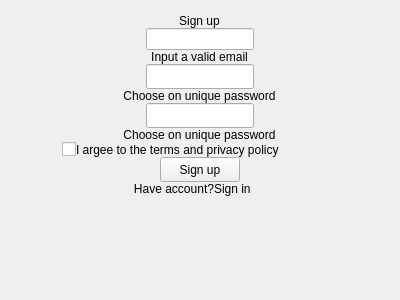
This is ui/SignUpScreen.ui in demlabs-cellframe/dap-ui-sdk as Qt 5 draws it before an edit. The edited form follows.
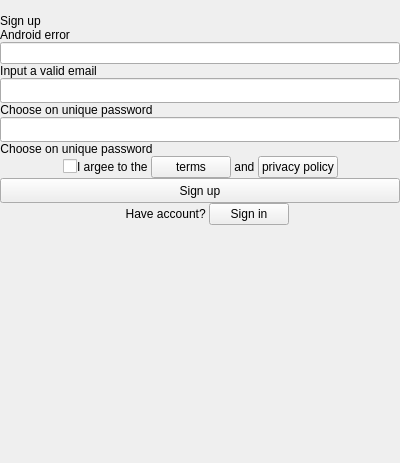
This is the edited form. Custom widgets are drawn as their Qt base class.

Commit message: [+] New screen for android

Diff of the .ui file:
```diff
--- a/ui/SignUpScreen.ui
+++ b/ui/SignUpScreen.ui
@@ -7,7 +7,7 @@
     <x>0</x>
     <y>0</y>
     <width>400</width>
-    <height>300</height>
+    <height>463</height>
    </rect>
   </property>
   <property name="minimumSize">
@@ -19,7 +19,7 @@
   <property name="windowTitle">
    <string>Form</string>
   </property>
-  <layout class="QVBoxLayout" name="verticalLayout">
+  <layout class="QVBoxLayout" name="verticalLayout_4">
    <property name="spacing">
     <number>0</number>
    </property>
@@ -35,7 +35,18 @@
    <property name="bottomMargin">
     <number>0</number>
    </property>
-   <item alignment="Qt::AlignHCenter">
+   <item>
+    <layout class="QVBoxLayout" name="vltMainSignUp">
+     <property name="spacing">
+      <number>0</number>
+     </property>
+     <property name="topMargin">
+      <number>0</number>
+     </property>
+     <property name="bottomMargin">
+      <number>0</number>
+     </property>
+     <item>
     <widget class="QLabel" name="lblLogo">
      <property name="sizePolicy">
       <sizepolicy hsizetype="Fixed" vsizetype="Fixed">
@@ -45,8 +56,8 @@
      </property>
     </widget>
    </item>
-   <item alignment="Qt::AlignHCenter">
-    <widget class="QLabel" name="lbCaption">
+     <item>
+      <widget class="QLabel" name="lblCaption">
      <property name="sizePolicy">
       <sizepolicy hsizetype="Fixed" vsizetype="Preferred">
        <horstretch>0</horstretch>
@@ -61,10 +72,27 @@
      </property>
     </widget>
    </item>
-   <item alignment="Qt::AlignHCenter">
-    <widget class="QLineEdit" name="edtEmail">
+     <item>
+      <widget class="QLabel" name="lblAndroidError">
+       <property name="text">
+        <string>Android error</string>
+       </property>
+      </widget>
+     </item>
+     <item>
+      <widget class="QWidget" name="wgtAndroidError" native="true">
+       <property name="maximumSize">
+        <size>
+         <width>16777215</width>
+         <height>0</height>
+        </size>
+       </property>
+      </widget>
+     </item>
+     <item>
+      <widget class="CustomLineEdit" name="edtEmail">
      <property name="sizePolicy">
-      <sizepolicy hsizetype="Fixed" vsizetype="Fixed">
+        <sizepolicy hsizetype="Preferred" vsizetype="Fixed">
        <horstretch>0</horstretch>
        <verstretch>0</verstretch>
       </sizepolicy>
@@ -80,7 +108,7 @@
    <item>
     <widget class="QWidget" name="wgtEmailBottom" native="true"/>
    </item>
-   <item alignment="Qt::AlignHCenter">
+     <item>
     <widget class="QLabel" name="lblEmailError">
      <property name="sizePolicy">
       <sizepolicy hsizetype="Fixed" vsizetype="Fixed">
@@ -97,12 +125,9 @@
     </widget>
    </item>
    <item>
-    <widget class="QWidget" name="wgtFirstPasswordTop" native="true"/>
-   </item>
-   <item alignment="Qt::AlignHCenter">
-    <widget class="QLineEdit" name="edtPassword">
+      <widget class="CustomPasswordLineEdit" name="edtPassword">
      <property name="sizePolicy">
-      <sizepolicy hsizetype="Fixed" vsizetype="Fixed">
+        <sizepolicy hsizetype="Preferred" vsizetype="Fixed">
        <horstretch>0</horstretch>
        <verstretch>0</verstretch>
       </sizepolicy>
@@ -119,9 +144,9 @@
     </widget>
    </item>
    <item>
-    <widget class="QWidget" name="wgtFirsPasswordBottom" native="true"/>
-   </item>
-   <item alignment="Qt::AlignHCenter">
+      <widget class="QWidget" name="wgtFirstPasswordBottom" native="true"/>
+     </item>
+     <item>
     <widget class="QLabel" name="lblPasswordError">
      <property name="sizePolicy">
       <sizepolicy hsizetype="Fixed" vsizetype="Fixed">
@@ -138,12 +163,9 @@
     </widget>
    </item>
    <item>
-    <widget class="QWidget" name="wgtSecondPasswordTop" native="true"/>
-   </item>
-   <item alignment="Qt::AlignHCenter">
-    <widget class="QLineEdit" name="edtRptPassword">
+      <widget class="CustomPasswordLineEdit" name="edtRptPassword">
      <property name="sizePolicy">
-      <sizepolicy hsizetype="Fixed" vsizetype="Fixed">
+        <sizepolicy hsizetype="Preferred" vsizetype="Fixed">
        <horstretch>0</horstretch>
        <verstretch>0</verstretch>
       </sizepolicy>
@@ -162,7 +184,7 @@
    <item>
     <widget class="QWidget" name="wgtSecondPasswordBottom" native="true"/>
    </item>
-   <item alignment="Qt::AlignHCenter">
+     <item>
     <widget class="QLabel" name="lblRptPasswordError">
      <property name="sizePolicy">
       <sizepolicy hsizetype="Fixed" vsizetype="Fixed">
@@ -178,15 +200,15 @@
      </property>
     </widget>
    </item>
-   <item alignment="Qt::AlignHCenter">
+     <item>
     <widget class="QWidget" name="wgtInfo" native="true">
      <property name="sizePolicy">
-      <sizepolicy hsizetype="Fixed" vsizetype="Fixed">
+        <sizepolicy hsizetype="Preferred" vsizetype="Preferred">
        <horstretch>0</horstretch>
        <verstretch>0</verstretch>
       </sizepolicy>
      </property>
-     <layout class="QHBoxLayout" name="horizontalLayout_3">
+       <layout class="QHBoxLayout" name="horizontalLayout_5">
       <property name="spacing">
        <number>0</number>
       </property>
@@ -202,8 +224,18 @@
       <property name="bottomMargin">
        <number>0</number>
       </property>
-      <item alignment="Qt::AlignRight">
-       <widget class="QCheckBox" name="cbInfo">
+        <item>
+         <widget class="QWidget" name="wgtLeftMargin" native="true">
+          <property name="sizePolicy">
+           <sizepolicy hsizetype="Expanding" vsizetype="Preferred">
+            <horstretch>0</horstretch>
+            <verstretch>0</verstretch>
+           </sizepolicy>
+          </property>
+         </widget>
+        </item>
+        <item alignment="Qt::AlignLeft">
+         <widget class="QCheckBox" name="chbInfo">
         <property name="sizePolicy">
          <sizepolicy hsizetype="Expanding" vsizetype="Fixed">
           <horstretch>0</horstretch>
@@ -224,19 +256,62 @@
       <item>
        <widget class="QLabel" name="lblInfo">
         <property name="sizePolicy">
-         <sizepolicy hsizetype="Fixed" vsizetype="Preferred">
+           <sizepolicy hsizetype="Preferred" vsizetype="Preferred">
           <horstretch>0</horstretch>
           <verstretch>0</verstretch>
          </sizepolicy>
         </property>
-        <property name="minimumSize">
-         <size>
-          <width>261</width>
-          <height>0</height>
-         </size>
-        </property>
+          <property name="text">
+           <string>I argee to the </string>
+          </property>
+         </widget>
+        </item>
+        <item>
+         <widget class="QPushButton" name="btnTerms">
+          <property name="sizePolicy">
+           <sizepolicy hsizetype="Minimum" vsizetype="Preferred">
+            <horstretch>0</horstretch>
+            <verstretch>0</verstretch>
+           </sizepolicy>
+          </property>
         <property name="text">
-         <string>I argee to the terms and privacy policy</string>
+           <string>terms</string>
+          </property>
+         </widget>
+        </item>
+        <item>
+         <widget class="QLabel" name="lblInfo_1">
+          <property name="sizePolicy">
+           <sizepolicy hsizetype="Minimum" vsizetype="Preferred">
+            <horstretch>0</horstretch>
+            <verstretch>0</verstretch>
+           </sizepolicy>
+          </property>
+          <property name="text">
+           <string> and </string>
+          </property>
+         </widget>
+        </item>
+        <item>
+         <widget class="QPushButton" name="btnPrivacyPolisy">
+          <property name="sizePolicy">
+           <sizepolicy hsizetype="Minimum" vsizetype="Preferred">
+            <horstretch>0</horstretch>
+            <verstretch>0</verstretch>
+           </sizepolicy>
+          </property>
+          <property name="text">
+           <string>privacy policy</string>
+          </property>
+         </widget>
+        </item>
+        <item>
+         <widget class="QWidget" name="wgtRightMargin" native="true">
+          <property name="sizePolicy">
+           <sizepolicy hsizetype="Expanding" vsizetype="Preferred">
+            <horstretch>0</horstretch>
+            <verstretch>0</verstretch>
+           </sizepolicy>
         </property>
        </widget>
       </item>
@@ -246,10 +321,10 @@
    <item>
     <widget class="QWidget" name="wgtButtonTop" native="true"/>
    </item>
-   <item alignment="Qt::AlignHCenter">
+     <item>
     <widget class="QPushButton" name="btnSignUp">
      <property name="sizePolicy">
-      <sizepolicy hsizetype="Fixed" vsizetype="Fixed">
+        <sizepolicy hsizetype="Preferred" vsizetype="Fixed">
        <horstretch>0</horstretch>
        <verstretch>0</verstretch>
       </sizepolicy>
@@ -271,14 +346,14 @@
    <item alignment="Qt::AlignHCenter">
     <widget class="QWidget" name="wgtHAccount" native="true">
      <property name="sizePolicy">
-      <sizepolicy hsizetype="Expanding" vsizetype="Preferred">
+        <sizepolicy hsizetype="Fixed" vsizetype="Preferred">
        <horstretch>0</horstretch>
        <verstretch>0</verstretch>
       </sizepolicy>
      </property>
      <property name="minimumSize">
       <size>
-       <width>168</width>
+         <width>181</width>
        <height>0</height>
       </size>
      </property>
@@ -288,7 +363,7 @@
        <height>16777215</height>
       </size>
      </property>
-     <layout class="QHBoxLayout" name="horizontalLayout_2">
+       <layout class="QHBoxLayout" name="horizontalLayout_4">
       <property name="spacing">
        <number>0</number>
       </property>
@@ -304,10 +379,20 @@
       <property name="bottomMargin">
        <number>0</number>
       </property>
-      <item alignment="Qt::AlignRight">
+        <item>
+         <widget class="QWidget" name="widget" native="true">
+          <property name="sizePolicy">
+           <sizepolicy hsizetype="Expanding" vsizetype="Preferred">
+            <horstretch>0</horstretch>
+            <verstretch>0</verstretch>
+           </sizepolicy>
+          </property>
+         </widget>
+        </item>
+        <item>
        <widget class="QLabel" name="label">
         <property name="sizePolicy">
-         <sizepolicy hsizetype="Fixed" vsizetype="Fixed">
+           <sizepolicy hsizetype="Preferred" vsizetype="Preferred">
           <horstretch>0</horstretch>
           <verstretch>0</verstretch>
          </sizepolicy>
@@ -319,39 +404,43 @@
          </size>
         </property>
         <property name="text">
-         <string>Have account?</string>
+           <string>Have account? </string>
         </property>
         <property name="alignment">
          <set>Qt::AlignRight|Qt::AlignTrailing|Qt::AlignVCenter</set>
         </property>
        </widget>
       </item>
-      <item alignment="Qt::AlignLeft">
-       <widget class="QLabel" name="lblSignIn">
+        <item>
+         <widget class="QPushButton" name="btnSignIn">
         <property name="sizePolicy">
-         <sizepolicy hsizetype="Fixed" vsizetype="Fixed">
+           <sizepolicy hsizetype="Preferred" vsizetype="Preferred">
           <horstretch>0</horstretch>
           <verstretch>0</verstretch>
          </sizepolicy>
         </property>
-        <property name="minimumSize">
-         <size>
-          <width>46</width>
-          <height>0</height>
-         </size>
-        </property>
         <property name="text">
          <string>Sign in</string>
         </property>
        </widget>
       </item>
+        <item>
+         <widget class="QWidget" name="widget_2" native="true">
+          <property name="sizePolicy">
+           <sizepolicy hsizetype="Expanding" vsizetype="Preferred">
+            <horstretch>0</horstretch>
+            <verstretch>0</verstretch>
+           </sizepolicy>
+          </property>
+         </widget>
+        </item>
      </layout>
     </widget>
    </item>
    <item>
     <spacer name="verticalSpacer">
      <property name="sizePolicy">
-      <sizepolicy hsizetype="Fixed" vsizetype="Expanding">
+        <sizepolicy hsizetype="Minimum" vsizetype="Expanding">
        <horstretch>0</horstretch>
        <verstretch>0</verstretch>
       </sizepolicy>
@@ -359,6 +448,9 @@
      <property name="orientation">
       <enum>Qt::Vertical</enum>
      </property>
+       <property name="sizeType">
+        <enum>QSizePolicy::Expanding</enum>
+       </property>
      <property name="sizeHint" stdset="0">
       <size>
        <width>20</width>
@@ -368,7 +460,21 @@
     </spacer>
    </item>
   </layout>
+   </item>
+  </layout>
  </widget>
+ <customwidgets>
+  <customwidget>
+   <class>CustomPasswordLineEdit</class>
+   <extends>QLineEdit</extends>
+   <header>CustomPasswordLineEdit.h</header>
+  </customwidget>
+  <customwidget>
+   <class>CustomLineEdit</class>
+   <extends>QLineEdit</extends>
+   <header>CustomLineEdit.h</header>
+  </customwidget>
+ </customwidgets>
  <resources/>
  <connections/>
 </ui>
```
Lines whose indentation alone changed are shown as unchanged. The commit also changes 2 other files.
